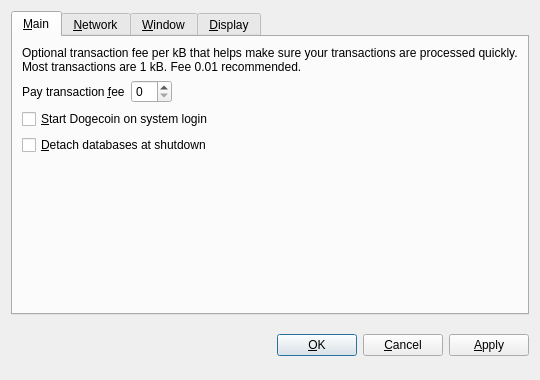
The window that src/qt/forms/optionsdialog.ui (koindashian/koindashian) describes before a commit, drawn with Qt 5.
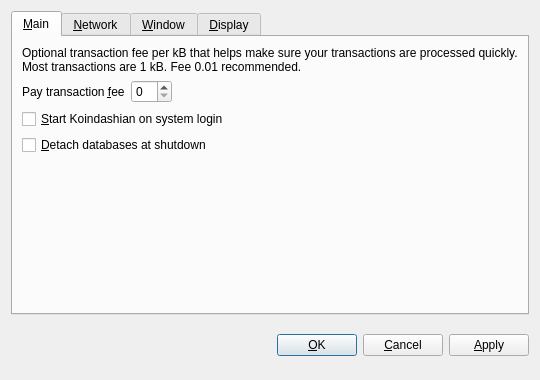
The same window after the commit. The open tabs and pages were chosen to show the change. Custom widgets are drawn as their Qt base class.

The edit to the form file:
```diff
--- a/src/qt/forms/optionsdialog.ui
+++ b/src/qt/forms/optionsdialog.ui
@@ -82,7 +82,7 @@
           <string>Automatically start Dogecoin after logging in to the system.</string>
          </property>
          <property name="text">
-          <string>&amp;Start Dogecoin on system login</string>
+          <string>&amp;Start Koindashian on system login</string>
          </property>
         </widget>
        </item>
```
Left out of the diff: 10 changed lines with no effect on the pictures.
